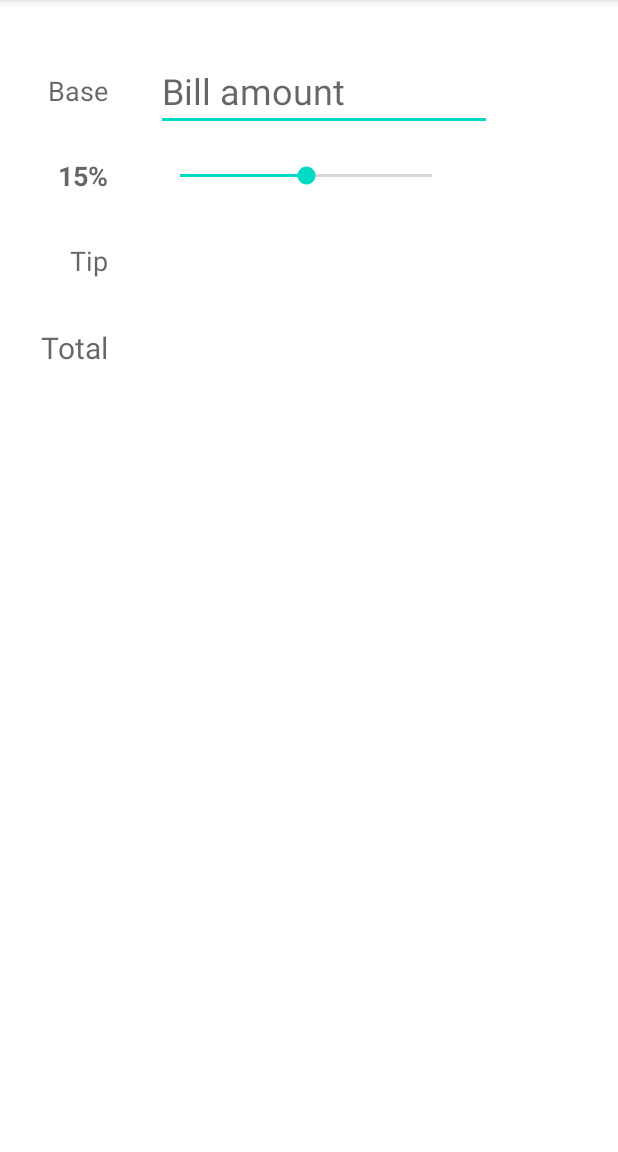
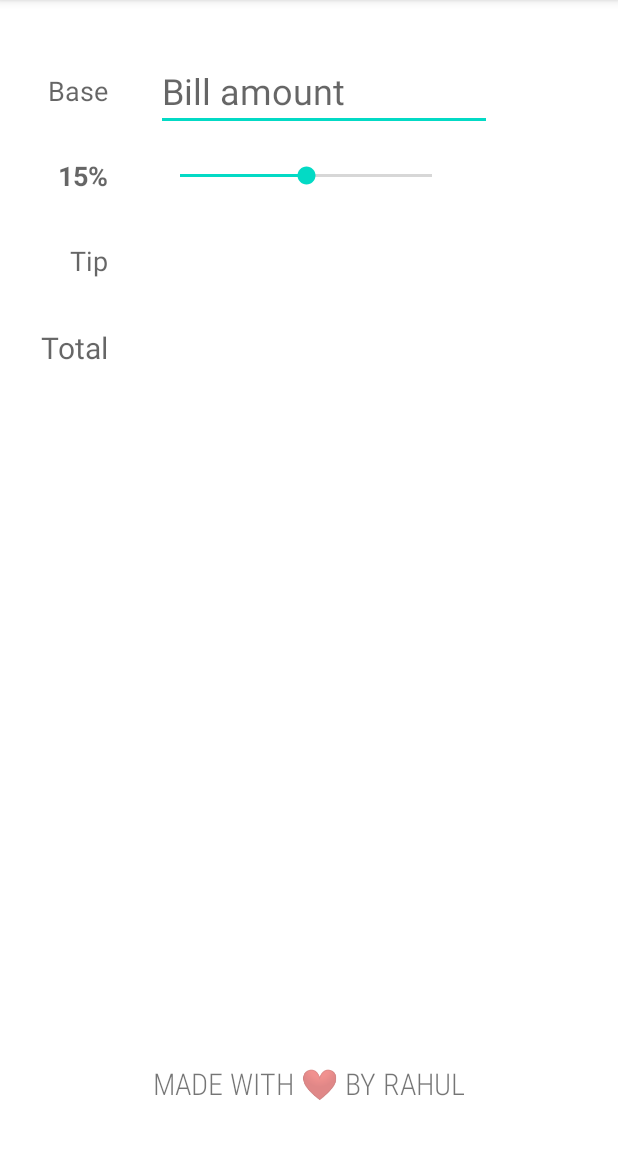
Before and after one commit to Trabochuk/AndroidTippy, an Android app: the screen it shows after launch (MainActivity), on a phone screen of 412 x 824 dp, the part 84-1236 px from its top. Run offline under Robolectric (Android 15) with nearby library versions, the phone set to English and light mode, and no system bars.

Commit message:
Add footer

```diff
--- a/app/src/main/res/layout/activity_main.xml
+++ b/app/src/main/res/layout/activity_main.xml
@@ -95,4 +95,19 @@
         app:layout_constraintStart_toStartOf="@+id/tvTipAmount"
         app:layout_constraintTop_toTopOf="@+id/tvTotalLabel"
         tools:text="103.11" />
+
+    <!--  Footer  -->
+
+    <TextView
+        android:id="@+id/tvFooter"
+        android:layout_width="wrap_content"
+        android:layout_height="wrap_content"
+        android:layout_marginBottom="32dp"
+        android:fontFamily="sans-serif-condensed-light"
+        android:text="Made with ❤ by Rahul"
+        android:textAllCaps="true"
+        android:textSize="20sp"
+        app:layout_constraintBottom_toBottomOf="parent"
+        app:layout_constraintEnd_toEndOf="parent"
+        app:layout_constraintStart_toStartOf="parent" />
 </androidx.constraintlayout.widget.ConstraintLayout>
```
